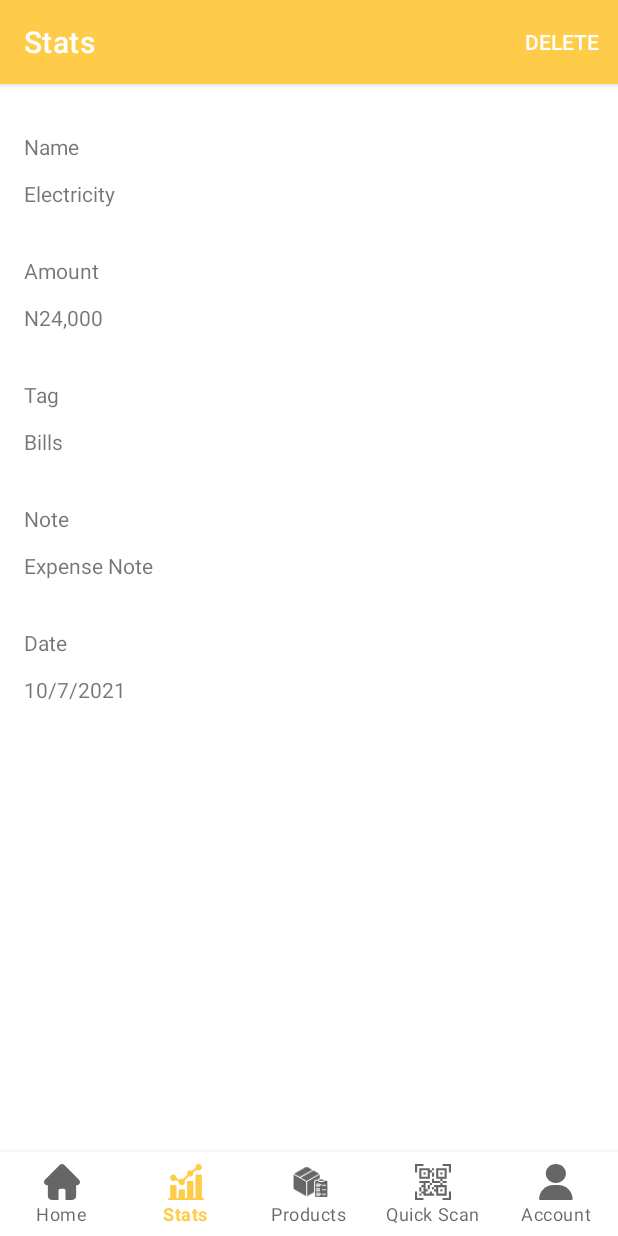
After one commit to t2dbabz/Stocka, an Android app: the fragment ExpenseDetailFragment placed in its activity, on a phone screen of 412 x 824 dp. The commit adds this screen. Run offline under Robolectric (Android 15) with nearby library versions, the phone set to English and light mode, and no system bars; our stand-ins replace Room's generated code, navigation-ui; libraries missing offline, so code that uses them is left out: com.github.aachartmodel.aainfographics; 4 statements that could not run were skipped.

Commit message:
Create Expense Details Fragment & Implement delete expense

```diff
--- a/app/src/main/java/com/example/pjt114/stocka/db/AppDatabase.kt
+++ b/app/src/main/java/com/example/pjt114/stocka/db/AppDatabase.kt
@@ -1,16 +1,14 @@
 package com.example.pjt114.stocka.db
 
 import android.content.Context
-import androidx.room.Database
-import androidx.room.Entity
-import androidx.room.Room
-import androidx.room.RoomDatabase
+import androidx.room.*
 import com.example.pjt114.stocka.model.Expense
 import com.example.pjt114.stocka.model.User
 
 @Database(
+    version = 2,
     entities = [User::class, Expense::class],
-    version = 1
+   exportSchema = true
 )
 abstract class AppDatabase:RoomDatabase() {
 
@@ -31,8 +29,9 @@ abstract class AppDatabase:RoomDatabase() {
                 context.applicationContext,
                 AppDatabase::class.java,
                 "app_database.db"
-            ).build()
-
+            )
+                .fallbackToDestructiveMigration()
+                .build()
 
     }
 }
--- a/app/src/main/java/com/example/pjt114/stocka/db/ExpenseDao.kt
+++ b/app/src/main/java/com/example/pjt114/stocka/db/ExpenseDao.kt
@@ -1,11 +1,10 @@
 package com.example.pjt114.stocka.db
 
 import androidx.lifecycle.LiveData
-import androidx.room.Dao
-import androidx.room.Insert
-import androidx.room.OnConflictStrategy
-import androidx.room.Query
+import androidx.lifecycle.viewModelScope
+import androidx.room.*
 import com.example.pjt114.stocka.model.Expense
+import kotlinx.coroutines.launch
 
 
 @Dao
@@ -17,5 +16,8 @@ interface ExpenseDao {
     @Insert(onConflict = OnConflictStrategy.REPLACE)
     suspend fun insertExpense(expense: Expense)
 
+    // used to delete transaction
+    @Delete
+    suspend fun deleteExpense(expense: Expense)
 
 }
--- a/app/src/main/java/com/example/pjt114/stocka/model/Expense.kt
+++ b/app/src/main/java/com/example/pjt114/stocka/model/Expense.kt
@@ -11,7 +11,7 @@ import java.text.DateFormat
 data class Expense(
     @PrimaryKey(autoGenerate = true)
     @ColumnInfo(name = "id")
-    var id: Int,
+    var id: Int = 0,
     @ColumnInfo(name = "name")
     var name: String,
     @ColumnInfo(name = "amount")
--- a/app/src/main/java/com/example/pjt114/stocka/repository/AppRepository.kt
+++ b/app/src/main/java/com/example/pjt114/stocka/repository/AppRepository.kt
@@ -1,10 +1,16 @@
 package com.example.pjt114.stocka.repository
 
 import com.example.pjt114.stocka.db.AppDatabase
+import com.example.pjt114.stocka.model.Expense
 import com.example.pjt114.stocka.model.User
 
 class AppRepository(private val db: AppDatabase) {
     fun getUsers() = db.getUserDao().getUserDetails()
     suspend fun insertNewUser (user: User)= db.getUserDao().insertUserData(user)
 
+    fun getExpenses() = db.getExpenseDao().getAllExpense()
+    suspend fun insertNewExpense(expense: Expense) = db.getExpenseDao().insertExpense(expense)
+
+    suspend fun deleteExpense(expense: Expense) = db.getExpenseDao().deleteExpense(expense)
+
 }
--- /dev/null
+++ b/app/src/main/java/com/example/pjt114/stocka/ui/stats/tabfragments/ExpenseDetailFragment.kt
@@ -0,0 +1,76 @@
+package com.example.pjt114.stocka.ui.stats.tabfragments
+
+import android.os.Bundle
+import android.util.Log
+import android.view.*
+import androidx.fragment.app.Fragment
+import androidx.navigation.fragment.findNavController
+import androidx.navigation.fragment.navArgs
+import com.example.pjt114.stocka.MainActivity
+import com.example.pjt114.stocka.R
+import com.example.pjt114.stocka.databinding.FragmentExpenseDetailBinding
+import com.example.pjt114.stocka.ui.products.ProductDetailsFragmentArgs
+import com.example.pjt114.stocka.viewmodel.SharedViewModel
+
+
+class ExpenseDetailFragment : Fragment() {
+   private var binding: FragmentExpenseDetailBinding? = null
+    lateinit var viewModel: SharedViewModel
+    private val args: ExpenseDetailFragmentArgs by navArgs()
+
+
+    override fun onCreate(savedInstanceState: Bundle?) {
+        super.onCreate(savedInstanceState)
+        setHasOptionsMenu(true)
+    }
+
+
+    override fun onCreateView(
+        inflater: LayoutInflater, container: ViewGroup?,
+        savedInstanceState: Bundle?
+    ): View {
+        viewModel = (activity as MainActivity).viewModel
+
+        val fragmentBinding = FragmentExpenseDetailBinding.inflate(inflater, container, false)
+        binding = fragmentBinding
+        // Inflate the layout for this fragment
+        return fragmentBinding.root
+    }
+
+    override fun onViewCreated(view: View, savedInstanceState: Bundle?) {
+        super.onViewCreated(view, savedInstanceState)
+
+        val bundle = arguments
+        if (bundle == null) {
+            Log.e("Expense", "ExpenseDetailFragment did not receive product information")
+            return
+        }
+
+
+
+        binding?.expenseDetailNameTextView?.text = args.expenseItem.name
+        binding?.expenseDetailAmountTextView?.text = args.expenseItem.amount.toString()
+        binding?.expenseDetailTagTextView?.text = args.expenseItem.tag
+        binding?.expenseNoteTextView?.text = args.expenseItem.note
+        binding?.expenseDateTextView?.text = args.expenseItem.createdAtDateFormat
+    }
+
+    override fun onCreateOptionsMenu(menu: Menu, inflater: MenuInflater) {
+        inflater.inflate(R.menu.expense_detail_menu, menu)
+        super.onCreateOptionsMenu(menu, inflater)
+    }
+
+    override fun onOptionsItemSelected(item: MenuItem): Boolean {
+        when(item.itemId){
+
+            R.id.action_delete ->{
+                viewModel.deleteExpense(args.expenseItem)
+                    .run {
+                        findNavController().navigateUp()
+                    }
+            }
+        }
+        return super.onOptionsItemSelected(item)
+    }
+
+}
--- a/app/src/main/java/com/example/pjt114/stocka/ui/stats/tabfragments/ExpensesFragment.kt
+++ b/app/src/main/java/com/example/pjt114/stocka/ui/stats/tabfragments/ExpensesFragment.kt
@@ -1,15 +1,17 @@
 package com.example.pjt114.stocka.ui.stats.tabfragments
 
-import android.app.Dialog
 import android.os.Bundle
 import androidx.fragment.app.Fragment
 import android.view.LayoutInflater
 import android.view.View
 import android.view.ViewGroup
-import android.view.Window
 import android.widget.AdapterView
+import android.widget.ArrayAdapter
+import android.widget.Toast
 import androidx.appcompat.app.AlertDialog
+import androidx.navigation.fragment.findNavController
 import androidx.recyclerview.widget.LinearLayoutManager
+import com.example.pjt114.stocka.MainActivity
 import com.example.pjt114.stocka.R
 import com.example.pjt114.stocka.adapter.ExpenseAdapter
 import com.example.pjt114.stocka.databinding.AddExpenseDialogItemBinding
@@ -17,15 +19,16 @@ import com.example.pjt114.stocka.databinding.FragmentExpensesBinding
 import com.example.pjt114.stocka.model.Expense
 import com.github.aachartmodel.aainfographics.aachartcreator.AAChartModel
 import com.github.aachartmodel.aainfographics.aachartcreator.AAChartType
-import com.github.aachartmodel.aainfographics.aachartcreator.AAChartView
 import com.github.aachartmodel.aainfographics.aachartcreator.AASeriesElement
 import com.example.pjt114.stocka.util.transformIntoDatePicker
+import com.example.pjt114.stocka.viewmodel.SharedViewModel
 import java.text.SimpleDateFormat
 import java.util.*
 
 
 class ExpensesFragment : Fragment() {
     private var binding: FragmentExpensesBinding? = null
+    lateinit var viewModel: SharedViewModel
     private lateinit var expenseAdapter: ExpenseAdapter
     private val expenseList = mutableListOf<Expense>()
 
@@ -33,6 +36,8 @@ class ExpensesFragment : Fragment() {
         inflater: LayoutInflater, container: ViewGroup?,
         savedInstanceState: Bundle?
     ): View {
+
+        viewModel = (activity as MainActivity).viewModel
         // Inflate the layout for this fragment
         val fragmentBinding = FragmentExpensesBinding.inflate(inflater, container, false)
         binding = fragmentBinding
@@ -46,6 +51,11 @@ class ExpensesFragment : Fragment() {
         expenseAdapter = ExpenseAdapter()
         binding?.expenseRecyclerView?.adapter = expenseAdapter
         binding?.expenseRecyclerView?.layoutManager = LinearLayoutManager(activity)
+
+        viewModel.getExpenses().observe(viewLifecycleOwner, {
+            expenseAdapter.differ.submitList(it)
+            expenseAdapter.notifyDataSetChanged()
+        })
 
         val aaChartView = binding?.aaChartViewExpenses
 
@@ -70,6 +80,18 @@ class ExpensesFragment : Fragment() {
             setupExpenseDialog()
         }
 
+        expenseAdapter.setOnItemClickListener {
+            val bundle = Bundle().apply {
+                putSerializable("expenseItem", it)
+            }
+
+            findNavController().navigate(
+                R.id.action_statsFragment_to_expenseDetailFragment,
+                bundle
+            )
+        }
+
+
     }
 
     private fun setupExpenseDialog() {
@@ -92,6 +114,25 @@ class ExpensesFragment : Fragment() {
             Date()
         )
 
+        val customList = listOf<String>("Bills", "Payment", "Tax")
+        addExpenseDialogItemBinding.spinnerCategories.adapter = ArrayAdapter(requireContext(), R.layout.support_simple_spinner_dropdown_item, customList)
+        addExpenseDialogItemBinding.spinnerCategories.onItemSelectedListener =
+            object : AdapterView.OnItemSelectedListener {
+                override fun onItemSelected(
+                    adapterView: AdapterView<*>?,
+                    view: View,
+                    position: Int,
+                    id: Long
+                ) {
+                    val expenseCategory = adapterView?.getItemAtPosition(position).toString()
+                    viewModel.saveExpenseCategory(expenseCategory)
+                }
+
+                override fun onNothingSelected(adapterView: AdapterView<*>?) {
+
+                }
+            }
+
         addExpenseDialogItemBinding.addExpenseButton.setOnClickListener {
 
             val expenseAmount =
@@ -100,35 +141,23 @@ class ExpensesFragment : Fragment() {
                 addExpenseDialogItemBinding.nameOfExpenseEditText.text.toString().trim()
             val expenseNote =
                 addExpenseDialogItemBinding.noteOfExpenseEditText.text.toString().trim()
-            var expenseCategory = ""
 
-            addExpenseDialogItemBinding.spinnerCategories.onItemSelectedListener =
-                object : AdapterView.OnItemSelectedListener {
-                    override fun onItemSelected(
-                        adapterView: AdapterView<*>?,
-                        view: View,
-                        posiion: Int,
-                        id: Long
-                    ) {
-                        expenseCategory = adapterView?.getItemAtPosition(posiion) as String
-                    }
 
-                    override fun onNothingSelected(p0: AdapterView<*>?) {
-                    }
-                }
+
+
 
             val newExpense = Expense(
-                id = 1,
                 name = expenseName,
                 amount = expenseAmount,
-                tag = expenseCategory,
+                tag = viewModel.expenseCategory,
                 date = SimpleDateFormat("dd/MM/yyyy", Locale.getDefault()).format(Date()),
                 note = expenseNote
             )
 
+            viewModel.insertNewExpense(newExpense)
+            Toast.makeText(context, "New Expense Added Successfully", Toast.LENGTH_SHORT).show()
+
             expenseList.add(newExpense)
-            println(expenseList)
-            expenseAdapter.differ.submitList(expenseList)
             alertDialog.dismiss()
         }
 
--- a/app/src/main/java/com/example/pjt114/stocka/viewmodel/SharedViewModel.kt
+++ b/app/src/main/java/com/example/pjt114/stocka/viewmodel/SharedViewModel.kt
@@ -2,8 +2,11 @@ package com.example.pjt114.stocka.viewmodel
 
 import androidx.lifecycle.ViewModel
 import androidx.lifecycle.viewModelScope
+import com.example.pjt114.stocka.model.Expense
 import com.example.pjt114.stocka.model.User
 import com.example.pjt114.stocka.repository.AppRepository
+import kotlinx.coroutines.CoroutineScope
+import kotlinx.coroutines.Dispatchers
 import kotlinx.coroutines.launch
 
 class SharedViewModel( val appRepository: AppRepository): ViewModel() {
@@ -14,6 +17,7 @@ class SharedViewModel( val appRepository: AppRepository): ViewModel() {
     var businessIndustry: String =""
     var userName: String =""
     var password : String = ""
+    var expenseCategory : String = ""
 
     init {
         getUser()
@@ -41,11 +45,25 @@ class SharedViewModel( val appRepository: AppRepository): ViewModel() {
         password = pass
     }
 
+    fun saveExpenseCategory(tag: String){
+        expenseCategory = tag
+    }
+
     fun getUser() = appRepository.getUsers()
 
    fun insertNewUser(user: User) = viewModelScope.launch {
        appRepository.insertNewUser(user)
    }
 
+    fun getExpenses() = appRepository.getExpenses()
+
+    fun insertNewExpense(expense: Expense) = CoroutineScope(Dispatchers.Main).launch {
+        appRepository.insertNewExpense(expense)
+    }
+
+    fun deleteExpense(expense: Expense) = CoroutineScope(Dispatchers.IO).launch {
+        appRepository.deleteExpense(expense)
+    }
+
 
 }
--- a/app/src/main/res/layout/add_expense_dialog_item.xml
+++ b/app/src/main/res/layout/add_expense_dialog_item.xml
@@ -63,7 +63,8 @@
            android:layout_width="0dp"
            android:layout_weight="1.1"
            android:layout_height="match_parent"
-           android:entries="@array/expense_category"/>
+           android:focusable="false"
+           />
 
     </LinearLayout>
 
--- /dev/null
+++ b/app/src/main/res/layout/fragment_expense_detail.xml
@@ -0,0 +1,112 @@
+<?xml version="1.0" encoding="utf-8"?>
+<FrameLayout xmlns:android="http://schemas.android.com/apk/res/android"
+    xmlns:app="http://schemas.android.com/apk/res-auto"
+    xmlns:tools="http://schemas.android.com/tools"
+    android:layout_width="match_parent"
+    android:layout_height="match_parent"
+    tools:context=".ui.stats.tabfragments.ExpenseDetailFragment">
+
+<androidx.constraintlayout.widget.ConstraintLayout
+    android:layout_width="match_parent"
+    android:layout_height="match_parent">
+
+    <TextView
+        android:id="@+id/expenseNameTitle"
+        android:layout_width="wrap_content"
+        android:layout_height="wrap_content"
+        android:layout_marginStart="16dp"
+        android:layout_marginTop="32dp"
+        android:text="Name"
+        app:layout_constraintStart_toStartOf="parent"
+        app:layout_constraintTop_toTopOf="parent" />
+
+    <TextView
+        android:id="@+id/expenseDetailName_textView"
+        android:layout_width="wrap_content"
+        android:layout_height="wrap_content"
+        android:layout_marginTop="12dp"
+        android:text="Electricity"
+        app:layout_constraintStart_toStartOf="@+id/expenseNameTitle"
+        app:layout_constraintTop_toBottomOf="@+id/expenseNameTitle" />
+
+    <TextView
+        android:id="@+id/expenseAmountTitle"
+        android:layout_width="wrap_content"
+        android:layout_height="wrap_content"
+        android:layout_marginStart="16dp"
+        android:layout_marginTop="32dp"
+        android:text="Amount"
+        app:layout_constraintStart_toStartOf="parent"
+        app:layout_constraintTop_toBottomOf="@id/expenseDetailName_textView" />
+
+    <TextView
+        android:id="@+id/expenseDetailAmount_textView"
+        android:layout_width="wrap_content"
+        android:layout_height="wrap_content"
+        android:layout_marginTop="12dp"
+        android:text="N24,000"
+        app:layout_constraintStart_toStartOf="@+id/expenseAmountTitle"
+        app:layout_constraintTop_toBottomOf="@+id/expenseAmountTitle" />
+
+    <TextView
+        android:id="@+id/expenseTagTitle"
+        android:layout_width="wrap_content"
+        android:layout_height="wrap_content"
+        android:layout_marginStart="16dp"
+        android:layout_marginTop="32dp"
+        android:text="Tag"
+        app:layout_constraintStart_toStartOf="parent"
+        app:layout_constraintTop_toBottomOf="@id/expenseDetailAmount_textView" />
+
+    <TextView
+        android:id="@+id/expenseDetailTag_textView"
+        android:layout_width="wrap_content"
+        android:layout_height="wrap_content"
+        android:layout_marginTop="12dp"
+        android:text="Bills"
+        app:layout_constraintStart_toStartOf="@+id/expenseTagTitle"
+        app:layout_constraintTop_toBottomOf="@+id/expenseTagTitle" />
+
+    <TextView
+        android:id="@+id/expenseNoteTitle"
+        android:layout_width="wrap_content"
+        android:layout_height="wrap_content"
+        android:layout_marginStart="16dp"
+        android:layout_marginTop="32dp"
+        android:text="Note"
+        app:layout_constraintStart_toStartOf="parent"
+        app:layout_constraintTop_toBottomOf="@id/expenseDetailTag_textView" />
+
+    <TextView
+        android:id="@+id/expenseNote_textView"
+        android:layout_width="wrap_content"
+        android:layout_height="wrap_content"
+        android:layout_marginTop="12dp"
+        android:text="Expense Note"
+        app:layout_constraintStart_toStartOf="@+id/expenseNoteTitle"
+        app:layout_constraintTop_toBottomOf="@+id/expenseNoteTitle" />
+
+
+    <TextView
+        android:id="@+id/expenseDateTitle"
+        android:layout_width="wrap_content"
+        android:layout_height="wrap_content"
+        android:layout_marginStart="16dp"
+        android:layout_marginTop="32dp"
+        android:text="Date"
+        app:layout_constraintStart_toStartOf="parent"
+        app:layout_constraintTop_toBottomOf="@id/expenseNote_textView" />
+
+    <TextView
+        android:id="@+id/expenseDate_textView"
+        android:layout_width="wrap_content"
+        android:layout_height="wrap_content"
+        android:layout_marginTop="12dp"
+        android:text="10/7/2021"
+        app:layout_constraintStart_toStartOf="@+id/expenseDateTitle"
+        app:layout_constraintTop_toBottomOf="@+id/expenseDateTitle" />
+
+
+</androidx.constraintlayout.widget.ConstraintLayout>
+
+</FrameLayout>
--- /dev/null
+++ b/app/src/main/res/menu/expense_detail_menu.xml
@@ -0,0 +1,12 @@
+<?xml version="1.0" encoding="utf-8"?>
+<menu xmlns:android="http://schemas.android.com/apk/res/android"
+    xmlns:app="http://schemas.android.com/apk/res-auto">
+
+    <item
+        android:id="@+id/action_delete"
+        android:enabled="true"
+        android:title="Delete"
+        app:showAsAction="always" />
+
+
+</menu>
--- a/app/src/main/res/navigation/nav_graph.xml
+++ b/app/src/main/res/navigation/nav_graph.xml
@@ -77,7 +77,11 @@
         android:id="@+id/statsFragment"
         android:name="com.example.pjt114.stocka.ui.stats.StatsFragment"
         android:label="Stats"
-        tools:layout="@layout/fragment_stats" />
+        tools:layout="@layout/fragment_stats" >
+        <action
+            android:id="@+id/action_statsFragment_to_expenseDetailFragment"
+            app:destination="@id/expenseDetailFragment" />
+    </fragment>
     <fragment
         android:id="@+id/productsFragment"
         android:name="com.example.pjt114.stocka.ui.products.ProductsFragment"
@@ -134,4 +138,13 @@
             android:id="@+id/action_productEditFragment_to_productUpdateFragment"
             app:destination="@id/productUpdateFragment" />
     </fragment>
+    <fragment
+        android:id="@+id/expenseDetailFragment"
+        android:name="com.example.pjt114.stocka.ui.stats.tabfragments.ExpenseDetailFragment"
+        android:label="fragment_expense_detail"
+        tools:layout="@layout/fragment_expense_detail" >
+        <argument
+            android:name="expenseItem"
+            app:argType="com.example.pjt114.stocka.model.Expense" />
+    </fragment>
 </navigation>
```
